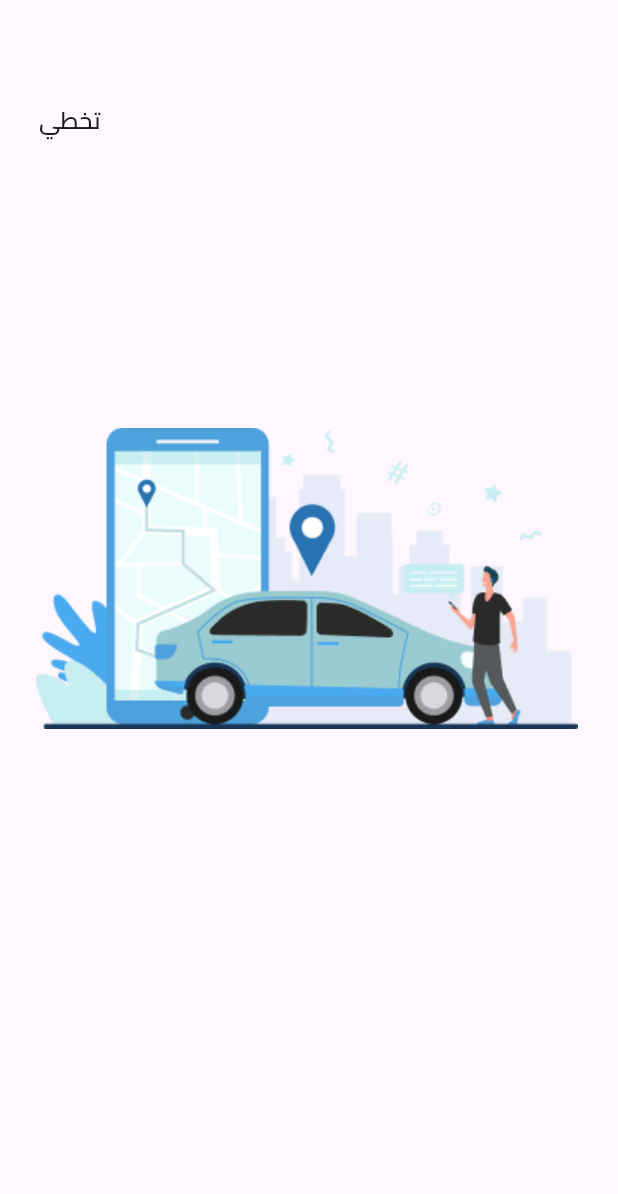
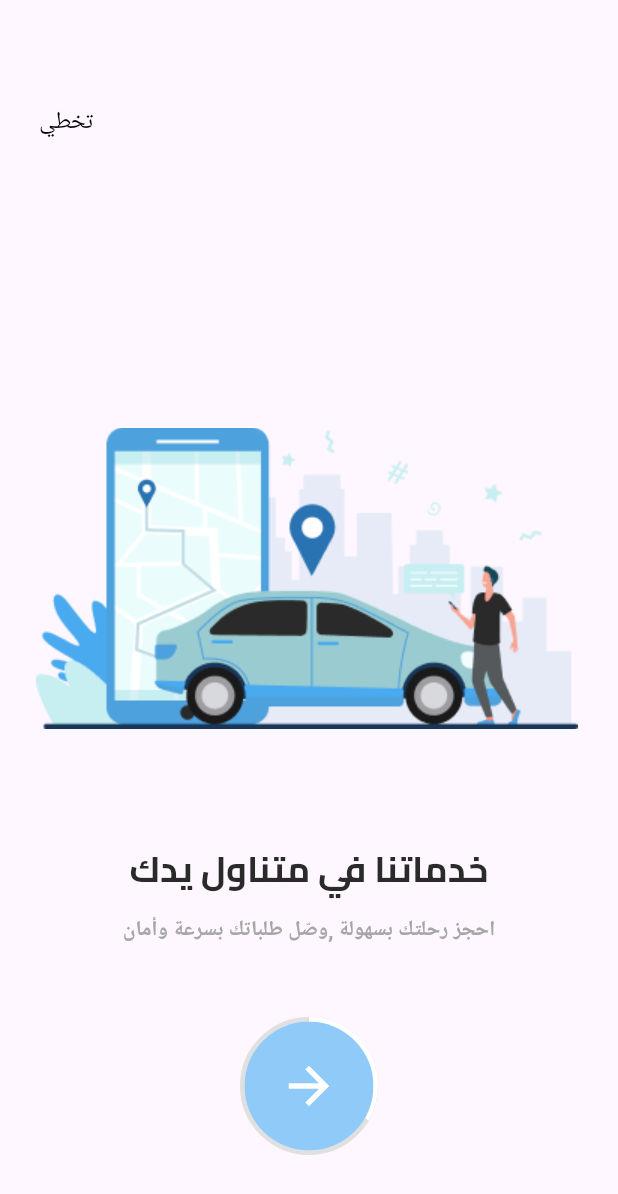
Before and after one commit to shahdrhoma/hawa_app, a Flutter app: the screen it shows after launch, on a phone screen of 412 x 824 dp. Shown: the top 1194 px of the screen. Run offline on Flutter 3.47's test engine with Material 3 defaults, Android fonts, the light colour scheme and no system bars; our stand-ins replace flutter_animate, go_router; Roboto replaces fonts that are missing (Almari).

Commit message:
finish 3 splash screens

```diff
--- a/lib/core/utils/app_router.dart
+++ b/lib/core/utils/app_router.dart
@@ -1,12 +1,22 @@
 import 'package:go_router/go_router.dart';
 import 'package:hawaa_app/features/splash/presentation/views/splash_view_1.dart';
+import 'package:hawaa_app/features/splash/presentation/views/splash_view_2.dart';
+import 'package:hawaa_app/features/splash/presentation/views/splash_view_3.dart';
 
 abstract class AppRouter {
-  static const kHomeView = '/homeView';
+  static const kSecondSplash = '/secondSplashView';
   static final router = GoRouter(routes: [
     GoRoute(
       path: '/',
       builder: (context, state) => const SplashView1(),
     ),
+    GoRoute(
+      path: '/secondSplashView',
+      builder: (context, state) => const SplashView2(),
+    ),
+    GoRoute(
+      path: '/thirdSplashView',
+      builder: (context, state) => const SplashView3(),
+    ),
   ]);
 }
--- a/lib/core/utils/styles.dart
+++ b/lib/core/utils/styles.dart
@@ -2,8 +2,23 @@ import 'package:flutter/material.dart';
 
 abstract class Styles {
   static const textStyle16 = TextStyle(
-    fontSize: 16,
-    fontWeight: FontWeight.w600,
-    fontFamily: 'Cairo',
-  );
+      fontSize: 16,
+      fontWeight: FontWeight.w600,
+      fontFamily: 'Cairo',
+      color: Color(0xff414141));
+  static const textStyle24 = TextStyle(
+      fontSize: 24,
+      fontWeight: FontWeight.w700,
+      fontFamily: 'Cairo',
+      color: Color(0xff2A2A2A));
+  static const textStyle14 = TextStyle(
+      fontSize: 14,
+      fontWeight: FontWeight.w700,
+      fontFamily: 'Almari',
+      color: Color(0xffA6A6A6));
+  static const textStyle20 = TextStyle(
+      fontSize: 20,
+      fontWeight: FontWeight.w500,
+      fontFamily: 'Cairo',
+      color: Color(0xffFFFFFF));
 }
--- a/lib/features/splash/presentation/views/splash_view_1.dart
+++ b/lib/features/splash/presentation/views/splash_view_1.dart
@@ -6,8 +6,16 @@ class SplashView1 extends StatelessWidget {
 
   @override
   Widget build(BuildContext context) {
-    return const Scaffold(
-      body: SplashViewBody(),
+    return Scaffold(
+      body: SplashViewBody(
+        progress: 1 / 3,
+        nextRoute: '/secondSplashView',
+        model: SplashViewBodyModel(
+          photo: 'assets/images/Frame 1.png',
+          largeText: 'خدماتنا في متناول يدك',
+          smallText: 'احجز رحلتك بسهولة ,وصّل طلباتك بسرعة وأمان',
+        ),
+      ),
     );
   }
 }
--- a/lib/features/splash/presentation/views/widgets/splash_view_body.dart
+++ b/lib/features/splash/presentation/views/widgets/splash_view_body.dart
@@ -1,8 +1,72 @@
 import 'package:flutter/material.dart';
 import 'package:hawaa_app/core/utils/styles.dart';
+import 'package:go_router/go_router.dart';
 
-class SplashViewBody extends StatelessWidget {
-  const SplashViewBody({super.key});
+class SplashViewBodyModel {
+  final String photo;
+  final String largeText;
+  final String smallText;
+
+  SplashViewBodyModel({
+    required this.photo,
+    required this.largeText,
+    required this.smallText,
+  });
+}
+
+class SplashViewBody extends StatefulWidget {
+  final double progress;
+  final SplashViewBodyModel model;
+  final String nextRoute;
+
+  const SplashViewBody({
+    super.key,
+    required this.progress,
+    required this.model,
+    required this.nextRoute,
+  });
+
+  @override
+  _SplashViewBodyState createState() => _SplashViewBodyState();
+}
+
+class _SplashViewBodyState extends State<SplashViewBody>
+    with SingleTickerProviderStateMixin {
+  late AnimationController _controller;
+  late Animation<double> _animation;
+
+  @override
+  void initState() {
+    super.initState();
+    _controller = AnimationController(
+      vsync: this,
+      duration: const Duration(seconds: 1),
+    );
+
+    _animation = Tween<double>(begin: 0, end: widget.progress).animate(
+      CurvedAnimation(parent: _controller, curve: Curves.easeInOut),
+    );
+
+    _controller.forward();
+  }
+
+  @override
+  void didUpdateWidget(covariant SplashViewBody oldWidget) {
+    super.didUpdateWidget(oldWidget);
+    if (oldWidget.progress != widget.progress) {
+      _animation = Tween<double>(
+              begin: oldWidget.progress, end: widget.progress)
+          .animate(
+              CurvedAnimation(parent: _controller, curve: Curves.easeInOut));
+      _controller.forward(from: 0);
+    }
+  }
+
+  @override
+  void dispose() {
+    _controller.dispose();
+    super.dispose();
+  }
 
   @override
   Widget build(BuildContext context) {
@@ -15,10 +79,10 @@ class SplashViewBody extends StatelessWidget {
             Container(
               width: 42,
               height: 23,
-              margin: EdgeInsets.only(top: 61, left: 18),
+              margin: const EdgeInsets.only(top: 61, left: 18),
               child: Text(
                 'تخطي',
-                style: Styles.textStyle16,
+                style: const TextStyle(fontSize: 16, color: Colors.black),
               ),
             ),
             Container(
@@ -26,8 +90,68 @@ class SplashViewBody extends StatelessWidget {
               height: 201,
               margin: const EdgeInsets.only(left: 16, top: 193),
               child: Image.asset(
-                'assets/images/Frame 1.png',
+                widget.model.photo,
                 fit: BoxFit.cover,
+              ),
+            ),
+            const SizedBox(height: 76),
+            Center(
+              child: Column(
+                children: [
+                  Text(
+                    widget.model.largeText,
+                    style: Styles.textStyle24,
+                    textAlign: TextAlign.center,
+                  ),
+                  const SizedBox(height: 14),
+                  Text(
+                    widget.model.smallText,
+                    style: Styles.textStyle14,
+                    textAlign: TextAlign.center,
+                  ),
+                  const SizedBox(height: 50),
+                  GestureDetector(
+                    onTap: () => GoRouter.of(context).go(widget.nextRoute),
+                    child: AnimatedBuilder(
+                      animation: _animation,
+                      builder: (context, child) {
+                        return Stack(
+                          alignment: Alignment.center,
+                          children: [
+                            SizedBox(
+                              width: 86,
+                              height: 86,
+                              child: CircularProgressIndicator(
+                                value: _animation.value,
+                                strokeWidth: 6,
+                                backgroundColor: Colors.grey[300],
+                                valueColor: const AlwaysStoppedAnimation<Color>(
+                                    Colors.white),
+                              ),
+                            ),
+                            ClipOval(
+                              child: Container(
+                                width: 86,
+                                height: 86,
+                                color: Colors.blue[200],
+                                child: Center(
+                                  child: widget.progress < 1.0
+                                      ? Icon(Icons.arrow_forward,
+                                          size: 40, color: Colors.white)
+                                      : Text(
+                                          'ابدأ',
+                                          style: Styles.textStyle20
+                                              .copyWith(color: Colors.white),
+                                        ),
+                                ),
+                              ),
+                            ),
+                          ],
+                        );
+                      },
+                    ),
+                  ),
+                ],
               ),
             ),
           ],
--- a/lib/shared/models/splash_view_body_model.dart
+++ b/lib/shared/models/splash_view_body_model.dart
@@ -4,12 +4,12 @@ class SplashViewBodyModel {
   final String photo;
   final String largeText;
   final String smallText;
-  final IconData icon;
+  final IconData iconPath;
 
   SplashViewBodyModel({
     required this.photo,
     required this.largeText,
     required this.smallText,
-    required this.icon,
+    required this.iconPath,
   });
 }
```
Also changed, not shown: lib/features/splash/presentation/views/splash_view_2.dart (added, +21 -0 lines), lib/features/splash/presentation/views/splash_view_3.dart (added, +21 -0 lines), lib/features/splash/presentation/views/widgets/icon_splash.dart (added, +124 -0 lines), pubspec.yaml (+9 -6 lines), assets/fonts/Almarai-Regular.ttf (added), assets/images/Anywhere you are.png (added), assets/images/At anytime.png (added), assets/images/Group 296.png (added), assets/images/Maps.png (added), lib/features/home/presentation/views/location_permission_view.dart (added), pubspec.lock.
